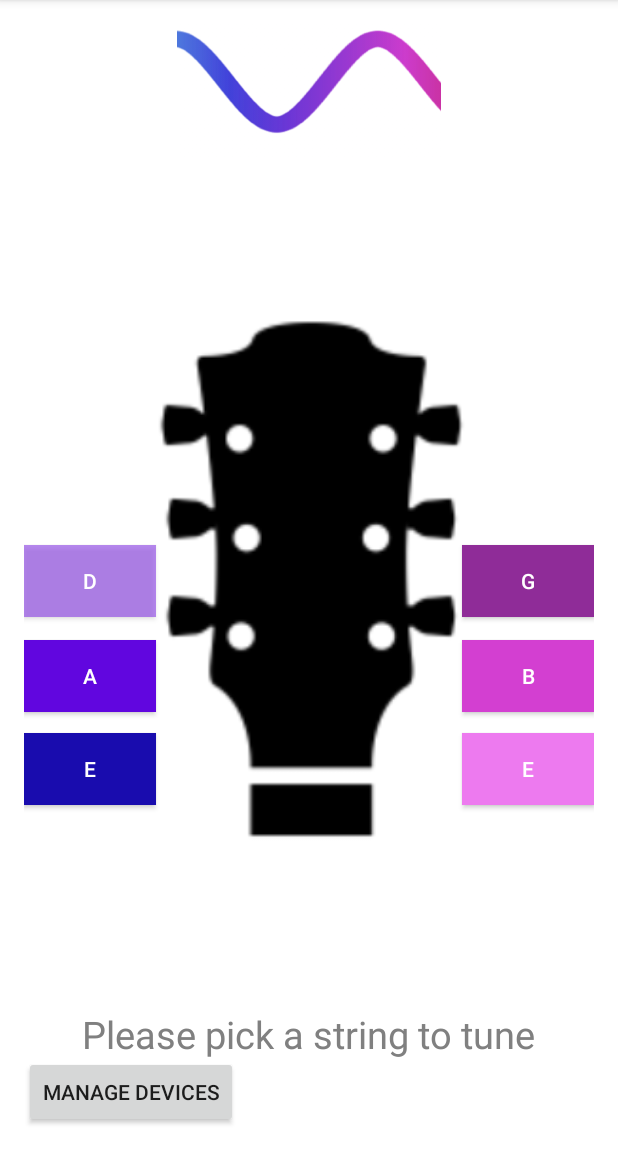
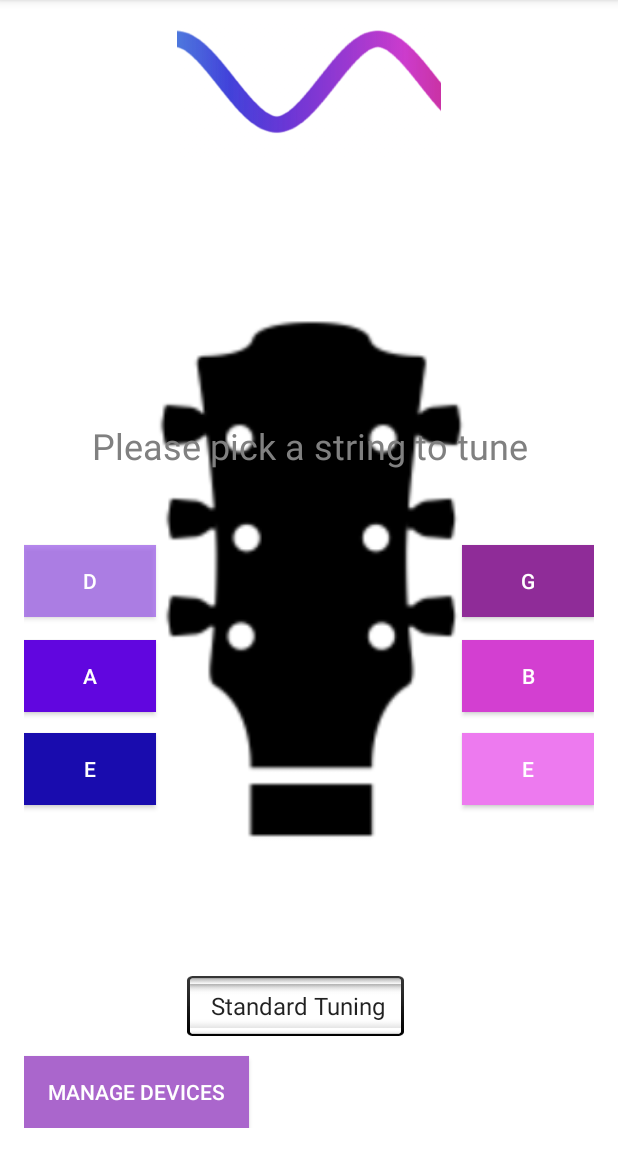
Before and after one commit to stark093/InTune, an Android app: the MainActivity screen opened directly, with no data from a screen before it, on a phone screen of 412 x 824 dp, the part 84-1236 px from its top. Run offline under Robolectric (Android 15) with nearby library versions, the phone set to English and light mode, and no system bars.

Commit message:
Added Spinner, initial

```diff
--- a/app/src/main/java/capstone/splash/MainActivity.java
+++ b/app/src/main/java/capstone/splash/MainActivity.java
@@ -10,10 +10,17 @@ import android.os.Bundle;
 import android.os.Handler;
 import android.os.IBinder;
 import android.support.v7.app.AppCompatActivity;
+import android.util.Log;
 import android.view.View;
 import android.view.Window;
 import android.view.WindowManager;
+import android.widget.AdapterView;
 import android.widget.Button;
+import android.widget.Spinner;
+import android.widget.Toast;
+import android.widget.ArrayAdapter;
+import android.view.View.OnClickListener;
+
 
 public class MainActivity extends AppCompatActivity {
 
@@ -24,6 +31,8 @@ public class MainActivity extends AppCompatActivity {
     public Button but5;
     public Button but6;
     public Button but7;
+    public static String spinner_item;
+    private Spinner spinner1;
 
 
 
@@ -33,9 +42,31 @@ public class MainActivity extends AppCompatActivity {
         this.requestWindowFeature(Window.FEATURE_NO_TITLE);
         this.getWindow().setFlags(WindowManager.LayoutParams.FLAG_FULLSCREEN, WindowManager.LayoutParams.FLAG_FULLSCREEN);
         setContentView(R.layout.activity_main);
+        addListenerOnSpinnerItemSelection();
         init();
+
     }
 
+    public void addListenerOnSpinnerItemSelection() {
+        spinner1 = (Spinner) findViewById(R.id.spinner1);
+        spinner1.setOnItemSelectedListener(new CustomOnItemSelectedListener());
+    }
+
+    public class CustomOnItemSelectedListener implements AdapterView.OnItemSelectedListener, View.OnClickListener {
+
+        public void onItemSelected(AdapterView<?> parent, View view, int pos, long id) {
+            spinner_item = parent.getItemAtPosition(pos).toString();
+        }
+
+        @Override
+        public void onNothingSelected(AdapterView<?> arg0) {
+            // TODO Auto-generated method stub
+        }
+
+        @Override
+        public void onClick(View view) {
+        }
+    }
 
     public void init(){
         but1 = (Button)findViewById(R.id.button13);
@@ -49,7 +80,7 @@ public class MainActivity extends AppCompatActivity {
         but1.setOnClickListener(new View.OnClickListener(){
             @Override
             public void onClick(View v){
-                but1.setEnabled(false);
+
                 Intent toy = new Intent(MainActivity.this, MainActivityD.class);
                 startActivity(toy);
             }
@@ -57,7 +88,6 @@ public class MainActivity extends AppCompatActivity {
         but2.setOnClickListener(new View.OnClickListener(){
             @Override
             public void onClick(View v){
-                but2.setEnabled(false);
                 Intent toy = new Intent(MainActivity.this, MainActivityA.class);
                 startActivity(toy);
             }
@@ -65,7 +95,6 @@ public class MainActivity extends AppCompatActivity {
         but3.setOnClickListener(new View.OnClickListener(){
             @Override
             public void onClick(View v){
-                but3.setEnabled(false);
                 Intent toy = new Intent(MainActivity.this, MainActivityG.class);
                 startActivity(toy);
             }
@@ -73,7 +102,6 @@ public class MainActivity extends AppCompatActivity {
         but4.setOnClickListener(new View.OnClickListener(){
             @Override
             public void onClick(View v){
-                but4.setEnabled(false);
                 Intent toy = new Intent(MainActivity.this, MainActivityB.class);
                 startActivity(toy);
             }
@@ -81,7 +109,6 @@ public class MainActivity extends AppCompatActivity {
         but5.setOnClickListener(new View.OnClickListener(){
             @Override
             public void onClick(View v){
-                but5.setEnabled(false);
                 Intent toy = new Intent(MainActivity.this, MainActivityE.class);
                 startActivity(toy);
             }
@@ -89,7 +116,6 @@ public class MainActivity extends AppCompatActivity {
         but6.setOnClickListener(new View.OnClickListener(){
             @Override
             public void onClick(View v){
-                but6.setEnabled(false);
                 Intent toy = new Intent(MainActivity.this, MainActivityE_1.class);
                 startActivity(toy);
             }
@@ -97,7 +123,6 @@ public class MainActivity extends AppCompatActivity {
         but7.setOnClickListener(new View.OnClickListener(){
             @Override
             public void onClick(View v){
-                but7.setEnabled(false);
                 Intent toy = new Intent(MainActivity.this, DeviceList.class);
                 startActivity(toy);
             }
--- a/app/src/main/res/layout/activity_main.xml
+++ b/app/src/main/res/layout/activity_main.xml
@@ -112,25 +112,42 @@
         android:layout_alignParentRight="true"
         android:layout_alignParentEnd="true" />
 
+    <Button
+        android:text="Manage Devices"
+        android:layout_height="wrap_content"
+        android:id="@+id/DeviceButton"
+        android:layout_alignParentBottom="true"
+        android:layout_alignParentLeft="true"
+        android:layout_alignParentStart="true"
+        android:background="@android:color/holo_purple"
+        android:layout_width="150dp"
+        android:textColor="@color/colorPrimary" />
+
+
     <TextView
         android:text="Please pick a string to tune"
         android:layout_width="wrap_content"
         android:layout_height="wrap_content"
         android:id="@+id/textView"
-        android:textSize="25sp"
+        android:textSize="24sp"
         android:textAlignment="center"
-        android:layout_marginBottom="45dp"
         android:textColor="#808080"
-        android:layout_alignParentBottom="true"
-        android:layout_centerHorizontal="true" />
+        android:layout_above="@+id/button16"
+        android:layout_centerHorizontal="true"
+        android:layout_marginBottom="50dp" />
 
-    <Button
-        android:text="Manage Devices"
-        android:layout_width="wrap_content"
-        android:layout_height="wrap_content"
-        android:id="@+id/DeviceButton"
-        android:layout_alignParentBottom="true"
-        android:layout_alignParentLeft="true"
-        android:layout_alignParentStart="true" />
+    <Spinner
+        android:id="@+id/spinner1"
+        android:entries="@array/tuning_arrays"
+        android:prompt="@string/tuning_prompt"
+        android:layout_width="150dp"
+        android:background="@android:drawable/spinner_background"
+        android:layout_height="40dp"
+        android:layout_marginBottom="13dp"
+        android:layout_above="@+id/DeviceButton"
+        android:layout_toLeftOf="@+id/button15"
+        android:layout_toStartOf="@+id/button15"
+        android:layout_marginRight="33dp"
+        android:layout_marginEnd="33dp" />
 
 </RelativeLayout>
--- a/app/src/main/res/values/strings.xml
+++ b/app/src/main/res/values/strings.xml
@@ -1,3 +1,15 @@
+<?xml version="1.0" encoding="utf-8"?>
 <resources>
-    <string name="app_name">Splash</string>
+
+    <string name="app_name">MyAndroidApp</string>
+    <string name="tuning_prompt">Alternate Tuning</string>
+
+    <string-array name="tuning_arrays">
+        <item>Standard Tuning</item>
+        <item>Open A</item>
+        <item>Open C</item>
+        <item>Open G</item>
+        <item>Open D</item>
+    </string-array>
+
 </resources>
```
